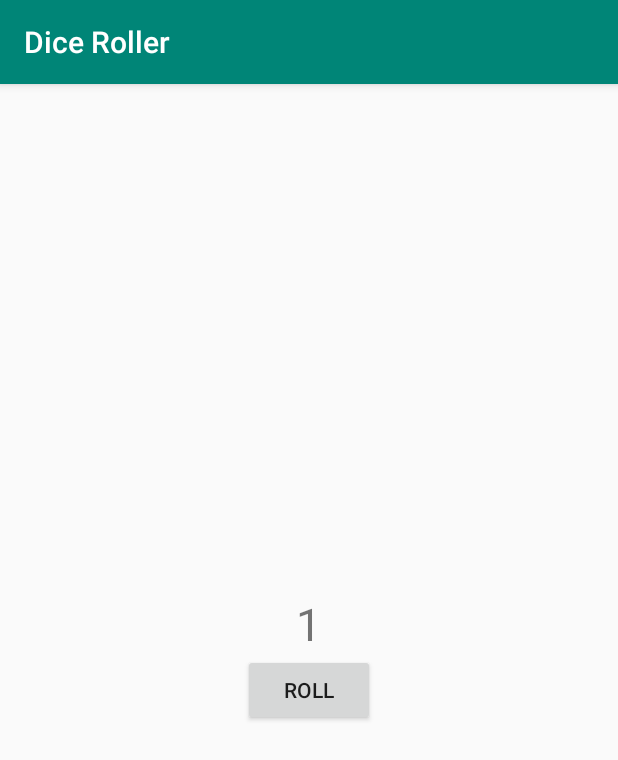
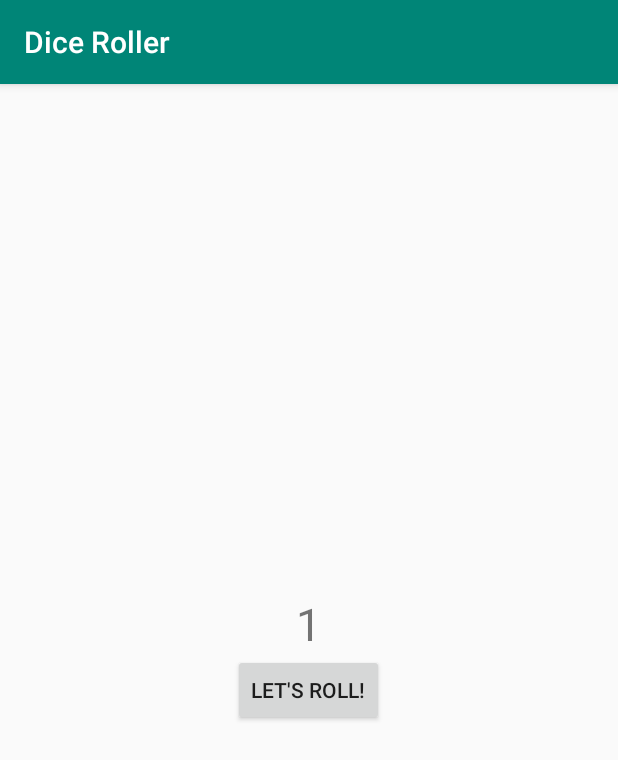
Before and after one commit to an-garcia/RollDice, an Android app: the screen it shows after launch (MainActivity), on a phone screen of 412 x 824 dp. Shown: the top 760 px of the screen. Run offline under Robolectric (Android 15) with nearby library versions, the phone set to English and light mode, and no system bars.

Commit message:
Change button text by code

```diff
--- a/app/src/main/java/com/xengar/android/diceroller/MainActivity.kt
+++ b/app/src/main/java/com/xengar/android/diceroller/MainActivity.kt
@@ -2,11 +2,14 @@ package com.xengar.android.diceroller
 
 import androidx.appcompat.app.AppCompatActivity
 import android.os.Bundle
+import android.widget.Button
 
 class MainActivity : AppCompatActivity() {
 
     override fun onCreate(savedInstanceState: Bundle?) {
         super.onCreate(savedInstanceState)
         setContentView(R.layout.activity_main)
+        val button : Button = findViewById(R.id.roll_button)
+        button.text = "Let's roll!"
     }
 }
--- a/app/src/main/res/layout/activity_main.xml
+++ b/app/src/main/res/layout/activity_main.xml
@@ -15,6 +15,7 @@
             android:textSize="30sp" />
 
     <Button
+            android:id="@+id/roll_button"
             android:layout_width="wrap_content"
             android:layout_height="wrap_content"
             android:text="@string/roll"
```
